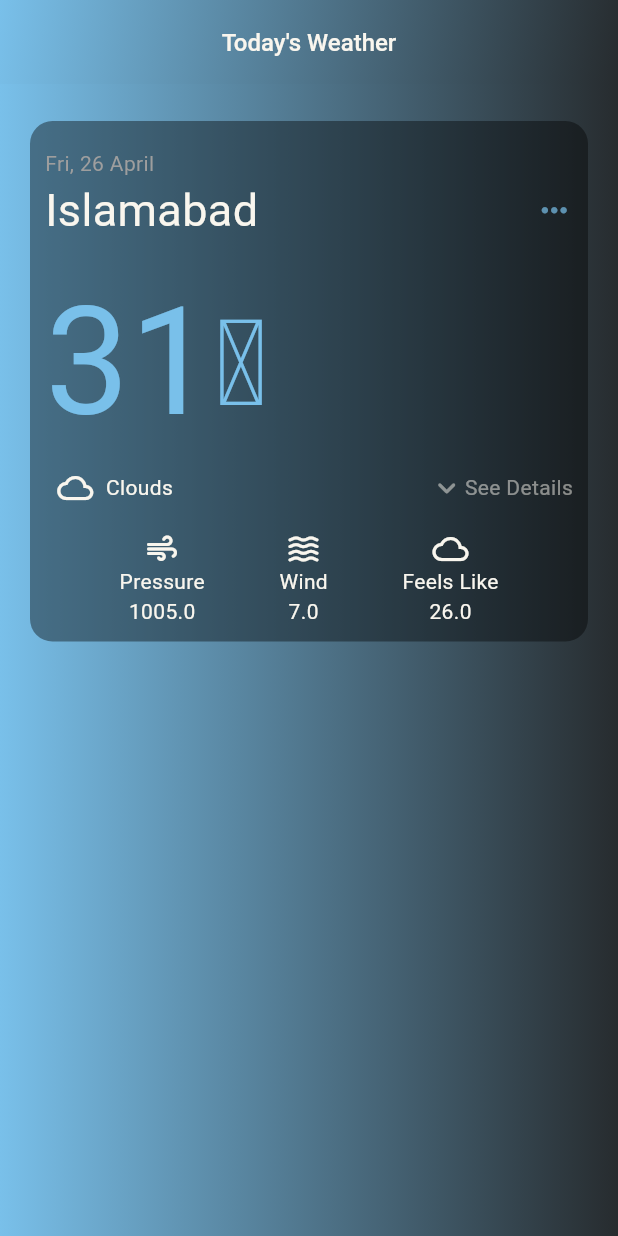
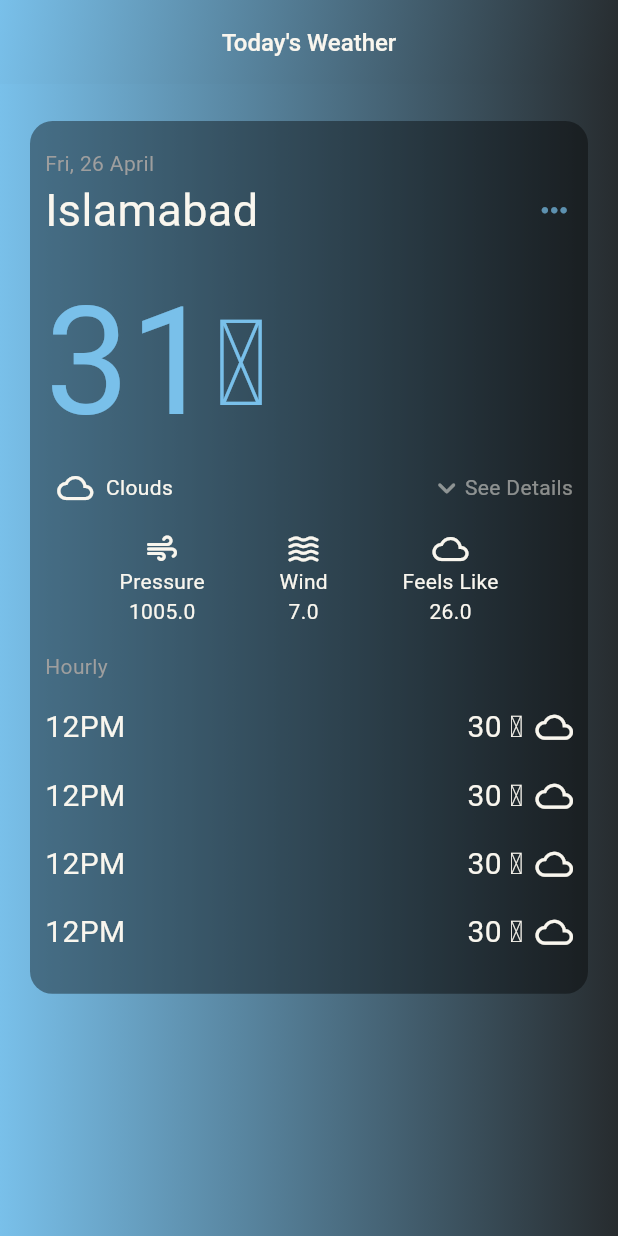
Before and after one commit to AbdullahAkb/weather-app-task, a Flutter app: the screen it shows after launch, on a phone screen of 412 x 824 dp. Run offline on Flutter 3.47's test engine with Material 3 defaults, Android fonts, the phone set to English and light mode, and no system bars; our stand-ins replace bloc, equatable, flutter_bloc.

Commit message:
initial commit

```diff
--- a/lib/presentation/home_screen/home_screen.dart
+++ b/lib/presentation/home_screen/home_screen.dart
@@ -2,6 +2,7 @@ import 'package:flutter/material.dart';
 import 'package:intl/intl.dart';
 import 'package:weather_app_task/presentation/home_screen/widgets/app_bar_widget.dart';
 import 'package:weather_app_task/presentation/home_screen/widgets/detail_props_widget.dart';
+import 'package:weather_app_task/presentation/home_screen/widgets/hourly_temp_widget.dart';
 import 'package:weather_app_task/utils/app_colors.dart';
 import 'package:weather_app_task/utils/app_dimensions.dart';
 
@@ -130,11 +131,6 @@ class _HomeScreenState extends State<HomeScreen> {
                   const Row(
                     mainAxisAlignment: MainAxisAlignment.spaceEvenly,
                     children: [
-                      // DetailPropsWidget(
-                      //   propIcon: Icon(Icons.keyboard_arrow_down_rounded),
-                      //   propsName: "Humidity",
-                      //   value: 26,
-                      // ),
                       DetailPropsWidget(
                         propIcon: Icon(Icons.air_rounded,
                             color: AppColors.whiteColor),
@@ -155,6 +151,37 @@ class _HomeScreenState extends State<HomeScreen> {
                       ),
                     ],
                   ),
+                  SizedBox(
+                    height: AppDimensions.height(context) * 0.02,
+                  ),
+                  const Align(
+                    alignment: Alignment.topLeft,
+                    child: Text("Hourly",
+                        style: TextStyle(color: AppColors.greyColor)),
+                  ),
+                  SizedBox(
+                    height: AppDimensions.height(context) * 0.02,
+                  ),
+                  Column(
+                    children: [
+                      const HourlyTempWidget(),
+                      SizedBox(
+                        height: AppDimensions.height(context) * 0.02,
+                      ),
+                      const HourlyTempWidget(),
+                      SizedBox(
+                        height: AppDimensions.height(context) * 0.02,
+                      ),
+                      const HourlyTempWidget(),
+                      SizedBox(
+                        height: AppDimensions.height(context) * 0.02,
+                      ),
+                      const HourlyTempWidget(),
+                      SizedBox(
+                        height: AppDimensions.height(context) * 0.02,
+                      ),
+                    ],
+                  )
                 ],
               ),
             ),
--- /dev/null
+++ b/lib/presentation/home_screen/widgets/hourly_temp_widget.dart
@@ -0,0 +1,36 @@
+import 'package:flutter/material.dart';
+import 'package:weather_app_task/utils/app_colors.dart';
+import 'package:weather_app_task/utils/app_dimensions.dart';
+
+class HourlyTempWidget extends StatelessWidget {
+  const HourlyTempWidget({super.key});
+
+  @override
+  Widget build(BuildContext context) {
+    return Row(
+      mainAxisAlignment: MainAxisAlignment.spaceBetween,
+      children: [
+        Text(
+          "12PM",
+          style: TextStyle(color: AppColors.whiteColor, fontSize: 20),
+        ),
+        SizedBox(
+          width: AppDimensions.width(context) * 0.02,
+        ),
+        Row(
+          children: [
+            Text(
+              "30 ℃",
+              style: TextStyle(color: AppColors.whiteColor, fontSize: 20),
+            ),
+            SizedBox(
+              width: AppDimensions.width(context) * 0.02,
+            ),
+            Icon(Icons.cloud_queue_rounded,
+                color: AppColors.whiteColor, size: 25),
+          ],
+        )
+      ],
+    );
+  }
+}
```
